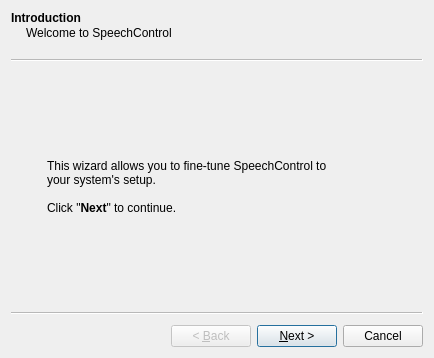
The window that ui/firstrunwizard.ui (GunioRobot/speechcontrol) describes before a commit, drawn with Qt 5.
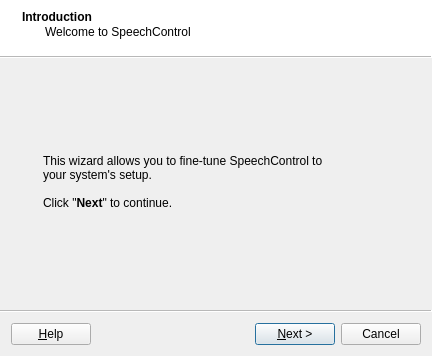
The same window after the commit.

Commit message: Touched up the first-run wizard, althought I'm not focusing on it.

```diff
--- a/ui/firstrunwizard.ui
+++ b/ui/firstrunwizard.ui
@@ -6,13 +6,19 @@
    <rect>
     <x>0</x>
     <y>0</y>
-    <width>434</width>
-    <height>358</height>
+    <width>432</width>
+    <height>356</height>
    </rect>
   </property>
   <property name="windowTitle">
    <string>Wizard</string>
   </property>
+  <property name="wizardStyle">
+   <enum>QWizard::ModernStyle</enum>
+  </property>
+  <property name="options">
+   <set>QWizard::ExtendedWatermarkPixmap|QWizard::HaveHelpButton|QWizard::IndependentPages|QWizard::NoBackButtonOnStartPage</set>
+  </property>
   <widget class="QWizardPage" name="wizardPageIntroduction">
    <property name="title">
     <string>Introduction</string>
```
Left out of the diff: 110 changed lines with no effect on the pictures. The commit also changes 6 other files.
